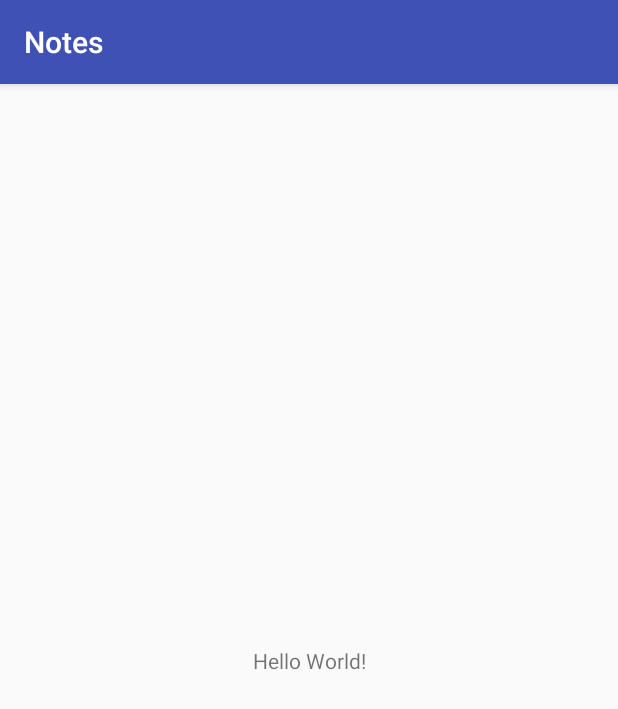
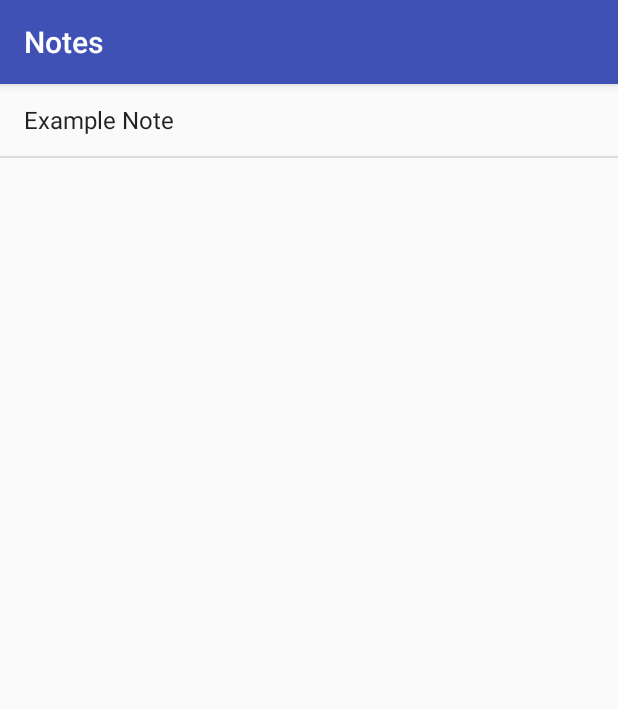
Before and after one commit to MGLabs/Notes, an Android app: the screen it shows after launch (MainActivity), on a phone screen of 412 x 824 dp. Shown: the top 709 px of the screen. Run offline under Robolectric (Android 15) with nearby library versions, the phone set to English and light mode, and no system bars.

```diff
--- a/app/src/main/AndroidManifest.xml
+++ b/app/src/main/AndroidManifest.xml
@@ -16,6 +16,7 @@
                 <category android:name="android.intent.category.LAUNCHER" />
             </intent-filter>
         </activity>
+        <activity android:name=".DetailActivity"></activity>
     </application>
 
 </manifest>
--- a/app/src/main/java/com/mglabs/notes/MainActivity.java
+++ b/app/src/main/java/com/mglabs/notes/MainActivity.java
@@ -2,12 +2,38 @@ package com.mglabs.notes;
 
 import android.support.v7.app.AppCompatActivity;
 import android.os.Bundle;
+import android.view.View;
+import android.widget.AdapterView;
+import android.widget.ArrayAdapter;
+import android.widget.ListView;
+
+import java.util.ArrayList;
 
 public class MainActivity extends AppCompatActivity {
+
+    ArrayList<String> notes = new ArrayList<>();
+    ArrayAdapter adapter;
 
     @Override
     protected void onCreate(Bundle savedInstanceState) {
         super.onCreate(savedInstanceState);
         setContentView(R.layout.activity_main);
+
+        ListView listView = findViewById(R.id.listView);
+
+        notes.add("Example Note");
+
+        adapter = new ArrayAdapter(this, android.R.layout.simple_list_item_1, notes );
+        listView.setAdapter(adapter);
+
+        listView.setOnItemClickListener(new AdapterView.OnItemClickListener() {
+            @Override
+            public void onItemClick(AdapterView<?> parent, View view, int position, long id) {
+
+            }
+        });
+
+
+
     }
 }
--- a/app/src/main/res/layout/activity_main.xml
+++ b/app/src/main/res/layout/activity_main.xml
@@ -6,13 +6,16 @@
     android:layout_height="match_parent"
     tools:context=".MainActivity">
 
-    <TextView
-        android:layout_width="wrap_content"
-        android:layout_height="wrap_content"
-        android:text="Hello World!"
+    <ListView
+        android:id="@+id/listView"
+        android:layout_width="0dp"
+        android:layout_height="0dp"
         app:layout_constraintBottom_toBottomOf="parent"
-        app:layout_constraintLeft_toLeftOf="parent"
-        app:layout_constraintRight_toRightOf="parent"
-        app:layout_constraintTop_toTopOf="parent" />
+        app:layout_constraintEnd_toEndOf="parent"
+        app:layout_constraintStart_toStartOf="parent"
+        app:layout_constraintTop_toTopOf="parent">
+
+
+    </ListView>
 
 </android.support.constraint.ConstraintLayout>
```
Also changed, not shown: app/src/main/java/com/mglabs/notes/DetailActivity.java (added, +13 -0 lines), app/src/main/res/layout/activity_detail.xml (added, +9 -0 lines).
